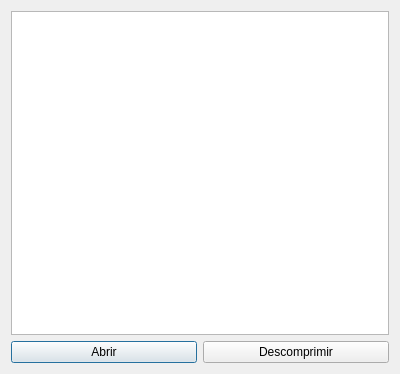
This is menri-sub/guizip.ui in oscarHH/menri-sub as Qt 5 draws it before an edit. The edited form follows.
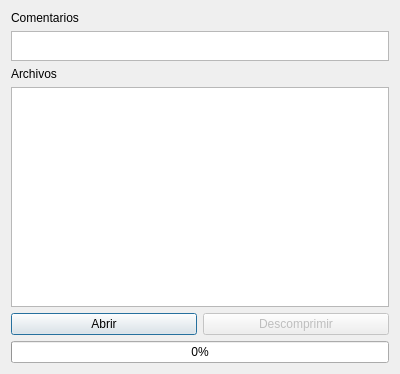
This is the edited form. Icons and pictures are not drawn.

Commit message: Agregada la interfas para ver y descomprimir archivos zip. Ahora se pueden abrir varias imagenes con el menu abri

The edit to the form file:
```diff
--- a/menri-sub/guizip.ui
+++ b/menri-sub/guizip.ui
@@ -14,23 +14,76 @@
    <string>Dialog</string>
   </property>
   <layout class="QGridLayout" name="gridLayout">
-   <item row="0" column="0" colspan="2">
-    <widget class="QListWidget" name="jlArchivos"/>
+   <item row="0" column="0">
+    <widget class="QLabel" name="label">
+     <property name="text">
+      <string>Comentarios</string>
+     </property>
+    </widget>
    </item>
-   <item row="1" column="0">
-    <widget class="QPushButton" name="pushButton">
+   <item row="1" column="0" colspan="2">
+    <widget class="QPlainTextEdit" name="txtComentarios">
+     <property name="enabled">
+      <bool>true</bool>
+     </property>
+     <property name="sizePolicy">
+      <sizepolicy hsizetype="Ignored" vsizetype="Ignored">
+       <horstretch>30</horstretch>
+       <verstretch>30</verstretch>
+      </sizepolicy>
+     </property>
+     <property name="maximumSize">
+      <size>
+       <width>382</width>
+       <height>30</height>
+      </size>
+     </property>
+     <property name="acceptDrops">
+      <bool>false</bool>
+     </property>
+    </widget>
+   </item>
+   <item row="2" column="0">
+    <widget class="QLabel" name="label_2">
+     <property name="text">
+      <string>Archivos</string>
+     </property>
+    </widget>
+   </item>
+   <item row="3" column="0" colspan="2">
+    <widget class="QListWidget" name="jlArchivos">
+     <property name="enabled">
+      <bool>true</bool>
+     </property>
+    </widget>
+   </item>
+   <item row="4" column="0">
+    <widget class="QPushButton" name="btnAbrir">
      <property name="text">
       <string>Abrir</string>
      </property>
     </widget>
    </item>
-   <item row="1" column="1">
-    <widget class="QPushButton" name="pushButton_2">
+   <item row="4" column="1">
+    <widget class="QPushButton" name="btnDescomprimir">
+     <property name="enabled">
+      <bool>false</bool>
+     </property>
      <property name="text">
       <string>Descomprimir</string>
      </property>
     </widget>
    </item>
+   <item row="5" column="0" colspan="2">
+    <widget class="QProgressBar" name="BarraEstadoDescompresion">
+     <property name="enabled">
+      <bool>true</bool>
+     </property>
+     <property name="value">
+      <number>0</number>
+     </property>
+    </widget>
+   </item>
   </layout>
  </widget>
  <resources/>
```
Left out of the diff: 16 changed lines with no effect on the pictures. The commit also changes 8 other files.
